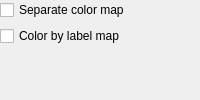
Old version of the form tomviz/ModulePropertiesPanel.ui in the repository OpenChemistry/tomviz.
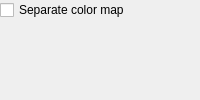
New version of the form.

Commit message: Remove code for when label maps were stored as separate arrays

Patch:
```diff
--- a/tomviz/ModulePropertiesPanel.ui
+++ b/tomviz/ModulePropertiesPanel.ui
@@ -19,13 +19,6 @@
      </property>
     </widget>
    </item>
-   <item>
-    <widget class="QCheckBox" name="ColorByLabelMap">
-     <property name="text">
-      <string>Color by label map</string>
-     </property>
-    </widget>
-   </item>
    <item>
     <widget class="QWidget" name="PropertiesWidget" native="true"/>
    </item>
```
The commit also changes 5 other files.
